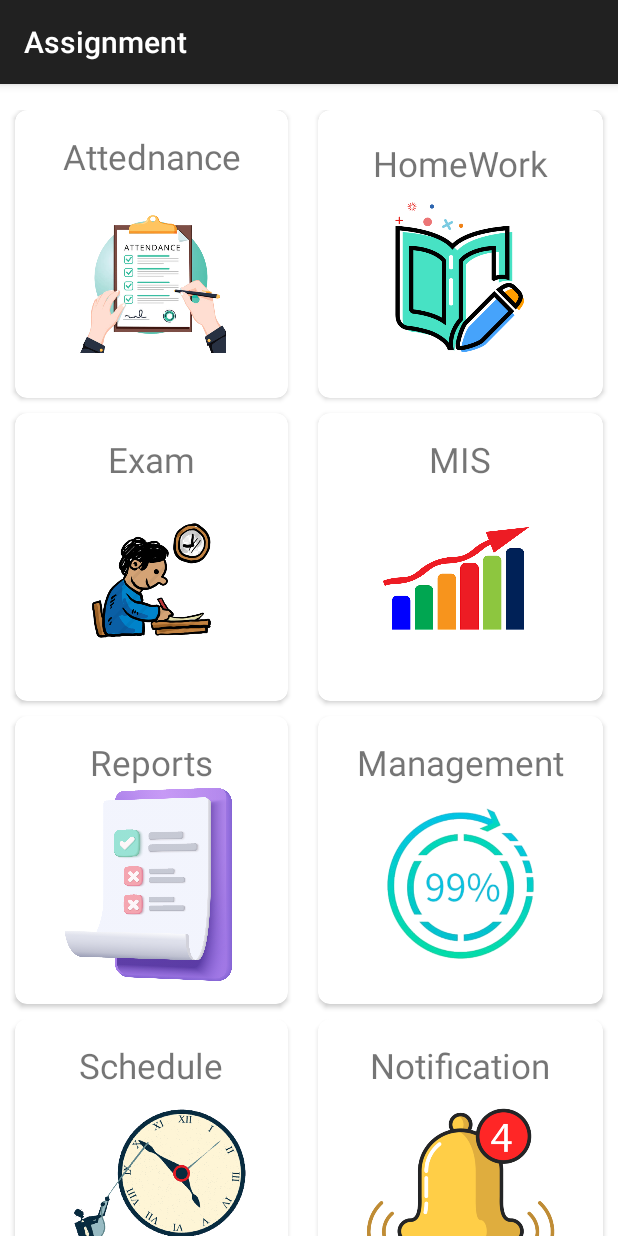
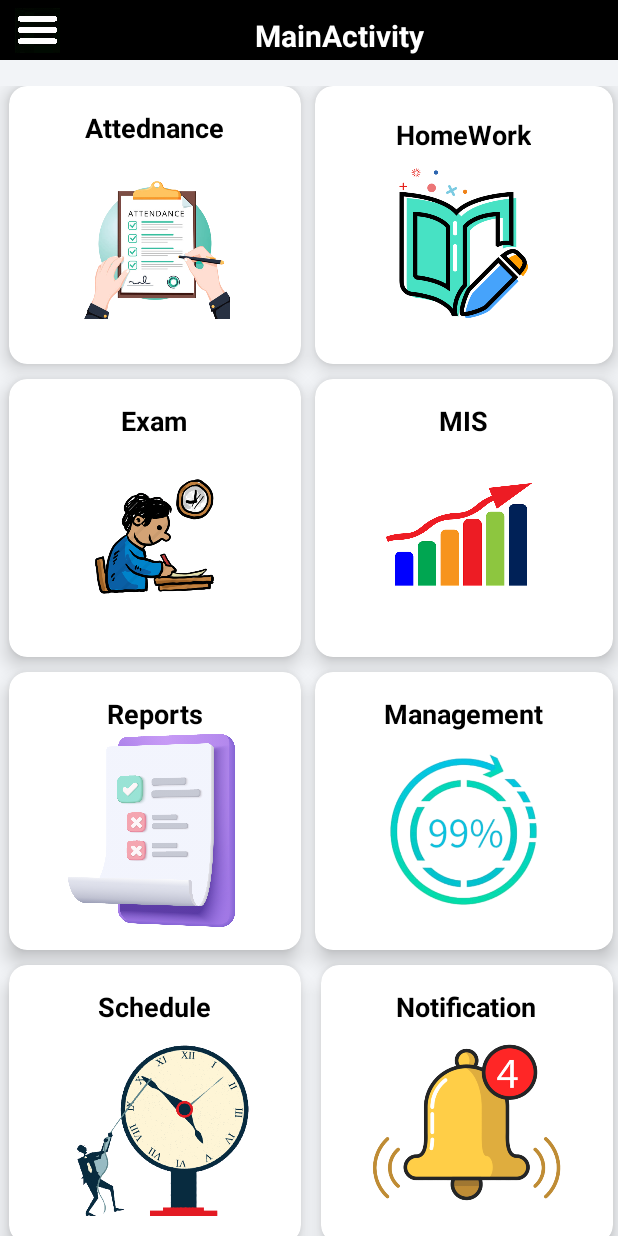
Before and after one commit to RobinSingh1313/AssignmentTest, an Android app: the screen it shows after launch (MainActivity), on a phone screen of 412 x 824 dp. Run offline under Robolectric (Android 15) with nearby library versions, the phone set to English and light mode, and no system bars.

Commit message:
update changes added eleveation hambburger title etc..

```diff
--- a/app/src/main/AndroidManifest.xml
+++ b/app/src/main/AndroidManifest.xml
@@ -21,7 +21,9 @@
             android:exported="false" />
         <activity
             android:name=".MainActivity"
-            android:exported="true">
+            android:exported="true"
+
+            android:theme="@style/Theme.AppCompat.DayNight.NoActionBar">
             <intent-filter>
                 <action android:name="android.intent.action.MAIN" />
 
--- a/app/src/main/res/layout/activity_main.xml
+++ b/app/src/main/res/layout/activity_main.xml
@@ -5,12 +5,39 @@
     xmlns:tools="http://schemas.android.com/tools"
     android:layout_width="match_parent"
     android:layout_height="match_parent"
-    android:background="#ffffff"
+    android:background="#F2F4F7"
     tools:context=".MainActivity">
     <LinearLayout
         android:layout_width="match_parent"
         android:layout_height="wrap_content"
         android:orientation="vertical">
+        <LinearLayout
+            android:layout_width="match_parent"
+            android:layout_height="wrap_content"
+            android:orientation="horizontal"
+            android:background="#000000"
+            >
+            <ImageView
+                android:layout_width="40dp"
+                android:paddingLeft="10dp"
+                android:layout_height="40dp"
+                android:src="@drawable/hambs"
+                >
+
+            </ImageView>
+<TextView
+    android:layout_width="match_parent"
+    android:layout_height="wrap_content"
+    android:text="MainActivity"
+    android:layout_marginTop="10dp"
+    android:textSize="20dp"
+    android:textColor="@color/white"
+
+    android:textStyle="bold"
+    android:textAlignment="center">
+
+</TextView>
+        </LinearLayout>
 
 
 
@@ -26,14 +53,15 @@
            <androidx.cardview.widget.CardView
                android:id="@+id/c1"
                app:cardBackgroundColor="#ffffff"
+               app:cardElevation="8dp"
                android:layout_width="wrap_content"
                android:layout_height="wrap_content"
                android:layout_columnWeight="1"
                android:layout_rowWeight="1"
                android:layout_marginBottom="10dp"
-               android:layout_marginLeft="10dp"
-               android:layout_marginRight="10dp"
-               app:cardCornerRadius="8dp"
+               android:layout_marginLeft="6dp"
+               android:layout_marginRight="3dp"
+               app:cardCornerRadius="12dp"
                android:elevation="60dp"
 
                >
@@ -49,7 +77,9 @@
                        android:layout_width="wrap_content"
                        android:layout_height="wrap_content"
                        android:text="@string/attednance"
-                       android:textSize="23sp"
+                       android:textSize="18sp"
+                       android:textStyle="bold"
+                       android:textColor="@color/black"
                        android:textAlignment="center"
                        android:layout_gravity="center_horizontal"/>
 
@@ -68,14 +98,16 @@
            </androidx.cardview.widget.CardView>
            <androidx.cardview.widget.CardView
                android:id="@+id/c2"
+               app:cardElevation="8dp"
+
                android:layout_width="wrap_content"
                android:layout_height="wrap_content"
                android:layout_columnWeight="1"
                android:layout_rowWeight="1"
                android:layout_marginBottom="10dp"
-               android:layout_marginLeft="10dp"
-               android:layout_marginRight="10dp"
-               app:cardCornerRadius="8dp"
+               android:layout_marginLeft="6dp"
+               android:layout_marginRight="3dp"
+               app:cardCornerRadius="12dp"
                android:elevation="60dp"
 
                >
@@ -91,7 +123,9 @@
                        android:layout_width="wrap_content"
                        android:layout_height="wrap_content"
                        android:text="@string/homework"
-                       android:textSize="23sp"
+                       android:textStyle="bold"
+                       android:textColor="@color/black"
+                       android:textSize="18sp"
                        android:textAlignment="center"
                        android:layout_gravity="center_horizontal"/>
 
@@ -111,13 +145,15 @@
            <androidx.cardview.widget.CardView
                android:id="@+id/c3"
                android:layout_width="wrap_content"
+               app:cardElevation="8dp"
+
                android:layout_height="wrap_content"
                android:layout_columnWeight="1"
                android:layout_rowWeight="1"
                android:layout_marginBottom="10dp"
-               android:layout_marginLeft="10dp"
-               android:layout_marginRight="10dp"
-               app:cardCornerRadius="8dp"
+               android:layout_marginLeft="6dp"
+               android:layout_marginRight="3dp"
+               app:cardCornerRadius="12dp"
                android:elevation="60dp"
                >
                <LinearLayout
@@ -132,7 +168,9 @@
                        android:layout_width="wrap_content"
                        android:layout_height="wrap_content"
                        android:text="@string/exam"
-                       android:textSize="23sp"
+                       android:textSize="18sp"
+                       android:textStyle="bold"
+                       android:textColor="@color/black"
                        android:textAlignment="center"
                        android:layout_gravity="center_horizontal"/>
 
@@ -156,9 +194,11 @@
                android:layout_columnWeight="1"
                android:layout_rowWeight="1"
                android:layout_marginBottom="10dp"
-               android:layout_marginLeft="10dp"
-               android:layout_marginRight="10dp"
-               app:cardCornerRadius="8dp"
+               app:cardElevation="8dp"
+
+               android:layout_marginLeft="6dp"
+               android:layout_marginRight="3dp"
+               app:cardCornerRadius="12dp"
                android:elevation="60dp"
 
                >
@@ -174,7 +214,9 @@
                        android:layout_width="wrap_content"
                        android:layout_height="wrap_content"
                        android:text="@string/mis"
-                       android:textSize="23sp"
+                       android:textStyle="bold"
+                       android:textColor="@color/black"
+                       android:textSize="18sp"
                        android:textAlignment="center"
                        android:layout_gravity="center_horizontal"/>
 
@@ -199,10 +241,12 @@
                android:layout_columnWeight="1"
                android:layout_rowWeight="1"
                android:layout_marginBottom="10dp"
-               android:layout_marginLeft="10dp"
-               android:layout_marginRight="10dp"
-               app:cardCornerRadius="8dp"
-               android:elevation="8dp"
+               android:layout_marginLeft="6dp"
+               app:cardElevation="8dp"
+
+               android:layout_marginRight="3dp"
+               app:cardCornerRadius="12dp"
+               android:elevation="60dp"
 
                >
                <LinearLayout
@@ -217,8 +261,10 @@
                        android:layout_width="wrap_content"
                        android:layout_height="wrap_content"
                        android:text="@string/reports"
-                       android:textSize="23sp"
+                       android:textSize="18sp"
                        android:textAlignment="center"
+                       android:textStyle="bold"
+                       android:textColor="@color/black"
                        android:layout_gravity="center_horizontal"/>
 
                    <ImageView
@@ -240,10 +286,12 @@
                android:layout_height="wrap_content"
                android:layout_columnWeight="1"
                android:layout_rowWeight="1"
+               app:cardElevation="8dp"
+
                android:layout_marginBottom="10dp"
-               android:layout_marginLeft="10dp"
-               android:layout_marginRight="10dp"
-               app:cardCornerRadius="8dp"
+               android:layout_marginLeft="6dp"
+               android:layout_marginRight="3dp"
+               app:cardCornerRadius="12dp"
                android:elevation="60dp"
 
                >
@@ -259,7 +307,9 @@
                        android:layout_width="wrap_content"
                        android:layout_height="wrap_content"
                        android:text="@string/management"
-                       android:textSize="23sp"
+                       android:textSize="18sp"
+                       android:textStyle="bold"
+                       android:textColor="@color/black"
                        android:textAlignment="center"
                        android:layout_gravity="center_horizontal"/>
 
@@ -283,9 +333,11 @@
                android:layout_columnWeight="1"
                android:layout_rowWeight="1"
                android:layout_marginBottom="10dp"
-               android:layout_marginLeft="10dp"
-               android:layout_marginRight="10dp"
-               app:cardCornerRadius="8dp"
+               android:layout_marginLeft="6dp"
+               app:cardElevation="8dp"
+
+               android:layout_marginRight="3dp"
+               app:cardCornerRadius="12dp"
                android:elevation="60dp"
 
                >
@@ -301,7 +353,9 @@
                        android:layout_width="wrap_content"
                        android:layout_height="wrap_content"
                        android:text="@string/Schedule"
-                       android:textSize="23sp"
+                       android:textStyle="bold"
+                       android:textColor="@color/black"
+                       android:textSize="18sp"
                        android:textAlignment="center"
                        android:layout_gravity="center_horizontal"/>
 
@@ -326,8 +380,10 @@
                android:layout_rowWeight="1"
                android:layout_marginBottom="10dp"
                android:layout_marginLeft="10dp"
-               android:layout_marginRight="10dp"
-               app:cardCornerRadius="8dp"
+               android:layout_marginRight="3dp"
+               app:cardElevation="8dp"
+
+               app:cardCornerRadius="12dp"
                android:elevation="60dp"
 
                >
@@ -343,7 +399,10 @@
                        android:layout_width="wrap_content"
                        android:layout_height="wrap_content"
                        android:text="@string/notification"
-                       android:textSize="23sp"
+                       android:textStyle="bold"
+                       android:textColor="@color/black"
+
+                       android:textSize="18sp"
                        android:textAlignment="center"
                        android:layout_gravity="center_horizontal"/>
 
```
Also changed, not shown: app/src/main/res/drawable/hamb.png (added), app/src/main/res/drawable/hambs.jpg (added).
